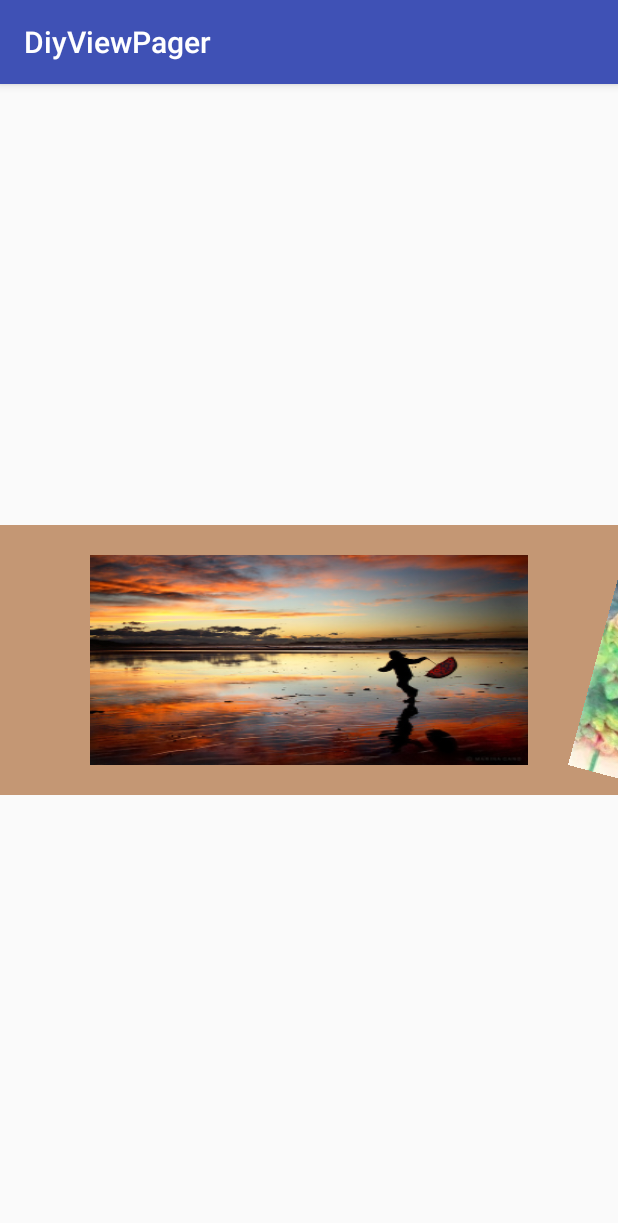
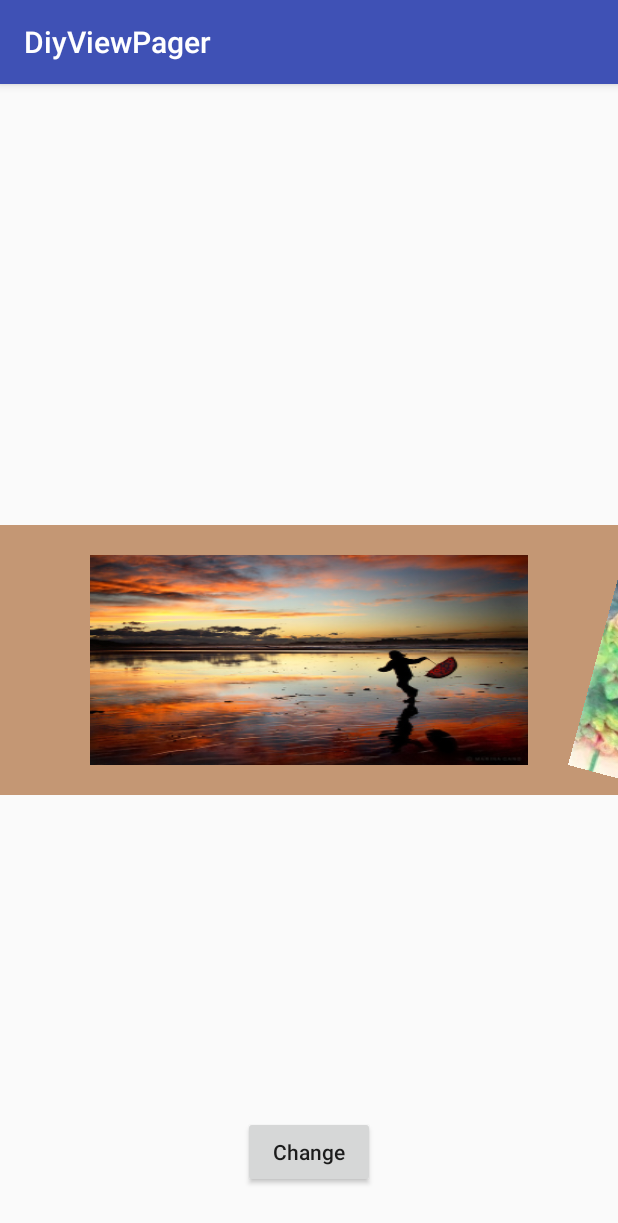
Before and after one commit to ArryLuo/AndroidPractice, an Android app: the screen it shows after launch (MainActivity), on a phone screen of 412 x 824 dp. Shown: the top 1223 px of the screen. Run offline under Robolectric (Android 15) with nearby library versions, the phone set to English and light mode, and no system bars.

Commit message:
添加注释

```diff
--- a/DiyViewPager/app/src/main/java/com/lyl/diyviewpager/AlphaPageTransformer.java
+++ /dev/null
@@ -1,43 +0,0 @@
-package com.lyl.diyviewpager;
-
-import android.support.v4.view.ViewPager;
-import android.view.View;
-
-/**
- * Wing_Li
- * 2016/6/2 0002.
- */
-public class AlphaPageTransformer implements ViewPager.PageTransformer {
-    private static final float DEFAULT_MAX_ROTATE = 15.0f;
-    private float mMaxRotate = DEFAULT_MAX_ROTATE;
-
-    @Override
-    public void transformPage(View view, float position) {
-        if (position < -1)//左边
-        {
-            //逆时针旋转
-            view.setRotation(mMaxRotate * -1);
-            view.setPivotX(view.getWidth());
-            view.setPivotY(view.getHeight());
-
-        } else if (position <= 1)
-        {
-            if (position < 0)//从左往右
-            {
-                view.setPivotX(view.getWidth() * (0.5f + 0.5f * (-position)));
-                view.setPivotY(view.getHeight());
-                view.setRotation(mMaxRotate * position);
-            } else//从右往左
-            {
-                view.setPivotX(view.getWidth() * 0.5f * (1 - position));
-                view.setPivotY(view.getHeight());
-                view.setRotation(mMaxRotate * position);
-            }
-        } else
-        { // 在右边
-            view.setRotation(mMaxRotate);
-            view.setPivotX(view.getWidth() * 0);
-            view.setPivotY(view.getHeight());
-        }
-    }
-}
--- a/DiyViewPager/app/src/main/java/com/lyl/diyviewpager/MainActivity.java
+++ b/DiyViewPager/app/src/main/java/com/lyl/diyviewpager/MainActivity.java
@@ -6,39 +6,42 @@ import android.support.v4.view.ViewPager;
 import android.support.v7.app.AppCompatActivity;
 import android.view.View;
 import android.view.ViewGroup;
+import android.widget.Button;
 import android.widget.ImageView;
 
 public class MainActivity extends AppCompatActivity {
 
+    int[] imgRes = {R.drawable.a, R.drawable.b, R.drawable.c, R.drawable.d, R.drawable.e, R.drawable.f, R.drawable.g, R.drawable.h, R.drawable.i, R.drawable.j};
 
     private ViewPager mViewPager;
     private PagerAdapter mAdapter;
+    private int cunPos;
 
-    int[] imgRes = {R.drawable.a, R.drawable.b, R.drawable.c, R.drawable.d, R.drawable.e, R.drawable.f, R.drawable.g, R.drawable.h,
-            R.drawable.i, R.drawable.j};
+    private RotateUpPageTransformer rotateUpPageTransformer;
+    private DepthPageTransformer depthPageTransformer;
 
     @Override
     protected void onCreate(Bundle savedInstanceState) {
-        super.onCreate(savedInstanceState);
-        setContentView(R.layout.activity_main);
+        super.onCreate( savedInstanceState );
+        setContentView( R.layout.activity_main );
 
-        mViewPager = (ViewPager) findViewById(R.id.id_viewpager);
+        mViewPager = (ViewPager) findViewById( R.id.id_viewpager );
 
-        mViewPager.setPageMargin(40);//设置Page间间距
-        mViewPager.setOffscreenPageLimit(3);
-        mViewPager.setAdapter(mAdapter = new PagerAdapter() {
+        mViewPager.setPageMargin( 40 );//设置Page间间距
+        mViewPager.setOffscreenPageLimit( 3 ); //设置缓存的页面数量
+        mViewPager.setAdapter( mAdapter = new PagerAdapter() {
             @Override
             public Object instantiateItem(ViewGroup container, int position) {
-                ImageView view = new ImageView(MainActivity.this);
-                view.setScaleType(ImageView.ScaleType.FIT_XY);
-                view.setImageResource(imgRes[position]);
-                container.addView(view);
+                ImageView view = new ImageView( MainActivity.this );
+                view.setScaleType( ImageView.ScaleType.FIT_XY );
+                view.setImageResource( imgRes[position] );
+                container.addView( view );
                 return view;
             }
 
             @Override
             public void destroyItem(ViewGroup container, int position, Object object) {
-                container.removeView((View) object);
+                container.removeView( (View) object );
             }
 
             @Override
@@ -50,7 +53,28 @@ public class MainActivity extends AppCompatActivity {
             public boolean isViewFromObject(View view, Object o) {
                 return view == o;
             }
-        });
-        mViewPager.setPageTransformer(true, new AlphaPageTransformer());
+        } );
+
+        rotateUpPageTransformer = new RotateUpPageTransformer();
+        depthPageTransformer = new DepthPageTransformer();
+        mViewPager.setPageTransformer( true, rotateUpPageTransformer );
+    }
+
+    public void change(View view) {
+        Button btn = (Button) view;
+        cunPos++;
+
+        mViewPager.setAdapter( mAdapter );
+        switch (cunPos) {
+            case 0:
+                mViewPager.setPageTransformer( true, rotateUpPageTransformer );
+                btn.setText( "RotateUp" );
+                break;
+            case 1:
+                mViewPager.setPageTransformer( true, depthPageTransformer );
+                btn.setText( "Depth" );
+                cunPos = -1;
+                break;
+        }
     }
 }
--- /dev/null
+++ b/DiyViewPager/app/src/main/java/com/lyl/diyviewpager/RotateUpPageTransformer.java
@@ -0,0 +1,41 @@
+package com.lyl.diyviewpager;
+
+import android.support.v4.view.ViewPager;
+import android.view.View;
+
+/**
+ * Wing_Li
+ * 2016/6/2 0002.
+ */
+public class RotateUpPageTransformer implements ViewPager.PageTransformer {
+    private static final float DEFAULT_MAX_ROTATE = 15.0f;
+    private float mMaxRotate = DEFAULT_MAX_ROTATE;
+
+    @Override
+    public void transformPage(View view, float position) {
+        if (position < -1)//左边
+        {
+            view.setRotation( mMaxRotate * -1 ); //逆时针旋转
+            view.setPivotX( view.getWidth() );//设定旋转轴的位置
+            view.setPivotY( view.getHeight() );
+        } else if (position <= 1) {
+            if (position < 0)//往左划（包括滑回来）
+            {
+                //绕 底部中心 开始旋转，旋转点 不断向左偏移
+                view.setPivotX( view.getWidth() * (0.5f + 0.5f * (-position)) );
+                view.setPivotY( view.getHeight() );
+                view.setRotation( mMaxRotate * position );
+            } else//往右划（包括滑回来）
+            {
+                //绕 左下角的点 开始旋转，旋转点 不断向右偏移，直到中心
+                view.setPivotX( view.getWidth() * 0.5f * (1 - position) );
+                view.setPivotY( view.getHeight() );
+                view.setRotation( mMaxRotate * position );
+            }
+        } else { // 在右边
+            view.setRotation( mMaxRotate );//顺时针
+            view.setPivotX( view.getWidth() * 0 );
+            view.setPivotY( view.getHeight() );
+        }
+    }
+}
--- a/DiyViewPager/app/src/main/res/layout/activity_main.xml
+++ b/DiyViewPager/app/src/main/res/layout/activity_main.xml
@@ -27,4 +27,20 @@
 
     </FrameLayout>
 
+    <!--
+    Android 5.1的SDK把Button的默认Style改了，样式默认把textAllCaps设置为true了.
+    Button 的默认字母是大写的。
+    Android:textAllCaps="false" 大写设置改为 false
+    -->
+    <Button
+        android:layout_width="wrap_content"
+        android:layout_height="wrap_content"
+        android:layout_alignParentBottom="true"
+        android:layout_centerHorizontal="true"
+        android:layout_marginBottom="32dp"
+        android:onClick="change"
+        android:text="Change"
+        android:textAllCaps="false"
+        />
+
 </RelativeLayout>
```
Also changed, not shown: DiyViewPager/app/src/main/java/com/lyl/diyviewpager/DepthPageTransformer.java (added, +63 -0 lines).
